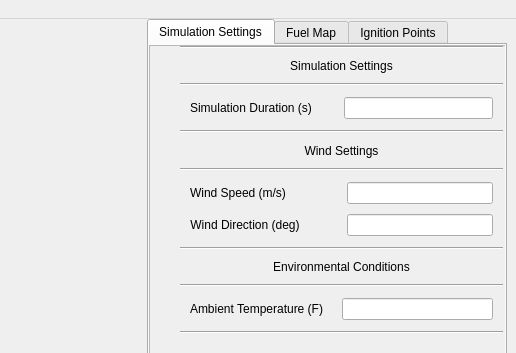
Before: the Qt Designer form src/qt_files/MainWindow.ui in luckek/FireScapeRx-dev, drawn with Qt 5; both pictures show x 453 to 969 and y 0 to 353 of the 969 by 605 pixel window.
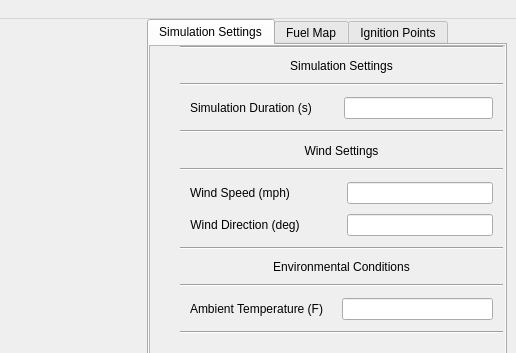
After: the same form once the commit is applied.

What changed in the file:
```diff
--- a/src/qt_files/MainWindow.ui
+++ b/src/qt_files/MainWindow.ui
@@ -195,7 +195,7 @@
               <string>Wind speed in meters per second</string>
              </property>
              <property name="text">
-              <string>Wind Speed (m/s)</string>
+              <string>Wind Speed (mph)</string>
              </property>
              <property name="alignment">
               <set>Qt::AlignCenter</set>
```
Left out of the diff: 47 changed lines with no effect on the pictures.
